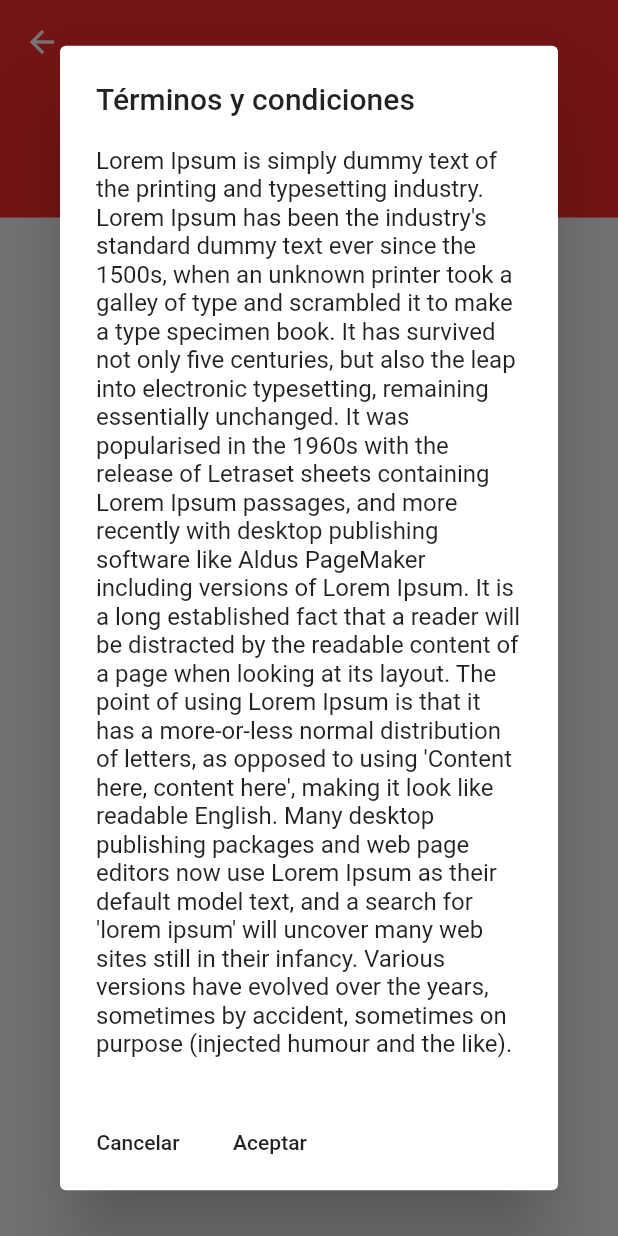
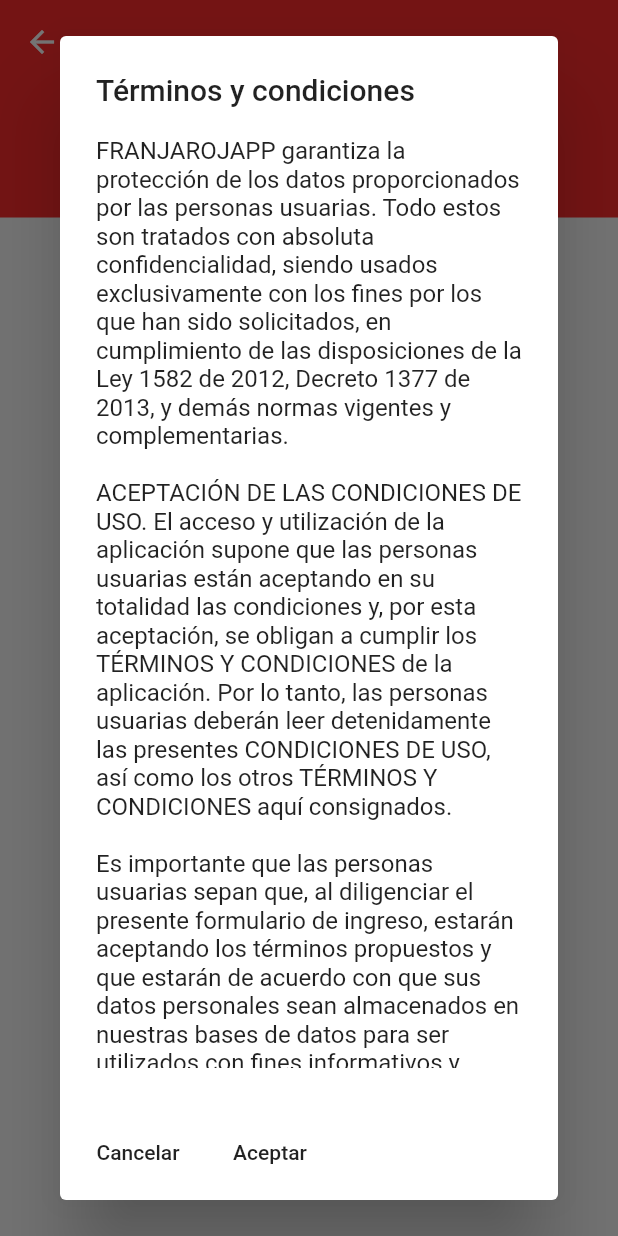
Before and after one commit to diegojuan2104/FranjaRojapp, a Flutter app: the Register screen opened by its route, after a tap on "Términos y condiciones", on a phone screen of 412 x 824 dp. Run offline on Flutter 3.47's test engine with Material 2 defaults, Android fonts, the phone set to English and light mode, and no system bars; our stand-ins replace cloud_firestore, firebase_auth, firebase_core, flutter_spinkit, google_sign_in; accounts and stored records are empty.

```diff
--- a/lib/constants/constants.dart
+++ b/lib/constants/constants.dart
@@ -1,4 +1,6 @@
+import 'package:cloud_firestore/cloud_firestore.dart';
 import 'package:flutter/material.dart';
+import 'package:franja_rojapp/services/auth.dart';
 
 simpleAlert(context, title, text){
    showDialog(
@@ -18,6 +20,16 @@ simpleAlert(context, title, text){
               ],
             ));
 }
+String terminos_y_condiciones = ("""FRANJAROJAPP garantiza la protección de los datos proporcionados por las personas usuarias. Todo estos son tratados con absoluta confidencialidad, siendo usados exclusivamente con los fines por los que han sido solicitados, en cumplimiento de las disposiciones de la Ley 1582 de 2012, Decreto 1377 de 2013, y demás normas vigentes y complementarias. \n
+ACEPTACIÓN DE LAS CONDICIONES DE USO. El acceso y utilización de la aplicación supone que las personas usuarias están aceptando en su totalidad las condiciones y, por esta aceptación, se obligan a cumplir los TÉRMINOS Y CONDICIONES de la aplicación. Por lo tanto, las personas usuarias deberán leer detenidamente las presentes CONDICIONES DE USO, así como los otros TÉRMINOS Y CONDICIONES aquí consignados.\n
+Es importante que las personas usuarias sepan que, al diligenciar el presente formulario de ingreso, estarán aceptando los términos propuestos y que estarán de acuerdo con que sus datos personales sean almacenados en nuestras bases de datos para ser utilizados con fines informativos y divulgativos, conservando el anonimato de quienes los proporcionaron. \n
+FRANJAROJAPP se reserva el derecho de actualizar, modificar o eliminar los presentes términos y condiciones. Si esto sucede, oportunamente se notificará a las personas usuarias de la aplicación para que acepten nuevamente, y en su totalidad los términos y condiciones. \n
+CONDICIONES DE USO DE LA APLICACIÓN. Desde un principio es necesario aclarar que esta aplicación es para el uso exclusivo de la comunidad Universidad de Medellín.\n
+Las personas usuarias se obligan a darle buen uso de la aplicación FRANJAROJAPP, esto de acuerdo a los establecido en la legislación vigente, el orden público y la buena fe. Así mismo, las personas usuarias se comprometen a no utilizar la aplicación FRANJAROJAPP con fines fraudulentos y contrarios a sus propósitos fundamentales. Las personas usuarias también se comprometen a no realizar ninguna conducta que pueda afectar la imagen, los intereses y los derechos de imagen, explotación y fundamentales la aplicación FRANJAROJAPP; esto incluye a otras personas usuarias y a terceros.\n
+Las personas usuarias se comprometen a no realizar acto alguno que dañe, afecte o inhabilite el buen funcionamiento de la aplicación FRANJAROJAPP. \n
+PROPIEDAD INTELECTUAL. Todo el material informático, material gráfico, material fotográfico, multimedia y de diseño, así como todos los contenidos (por ejemplo, textos, bases de datos puestos a su disposición en esta aplicación, entre otros), están protegidos por los derechos que protegen la propiedad intelectual y los derechos de autor regulados en el artículo 671 de Código Civil Colombiano, la Ley 23 de 1982, la Ley 44 de 1993 y demás normas vigentes y complementarias.\n
+SEGURIDAD. La aplicación FRANJAROJAPP está comprometida con la íntegra protección de la seguridad de los datos proporcionados por todas las personas usuarias. Contamos con mecanismo de seguridad que garantizan la protección de la información personal. Asimismo, se garantiza que el acceso a estos datos corresponde, únicamente, al personal y sistemas autorizados.\n
+""");
 
 extension EmailValidator on String {
   bool isValidEmail() {
--- a/lib/screens/authentication/login.dart
+++ b/lib/screens/authentication/login.dart
@@ -327,7 +327,7 @@ class _LoginState extends State<Login> {
               content: SingleChildScrollView(
                   child: Container(
                       child: Text(
-                "Lorem Ipsum is simply dummy text of the printing and typesetting industry. Lorem Ipsum has been the industry's standard dummy text ever since the 1500s, when an unknown printer took a galley of type and scrambled it to make a type specimen book. It has survived not only five centuries, but also the leap into electronic typesetting, remaining essentially unchanged. It was popularised in the 1960s with the release of Letraset sheets containing Lorem Ipsum passages, and more recently with desktop publishing software like Aldus PageMaker including versions of Lorem Ipsum. It is a long established fact that a reader will be distracted by the readable content of a page when looking at its layout. The point of using Lorem Ipsum is that it has a more-or-less normal distribution of letters, as opposed to using 'Content here, content here', making it look like readable English. Many desktop publishing packages and web page editors now use Lorem Ipsum as their default model text, and a search for 'lorem ipsum' will uncover many web sites still in their infancy. Various versions have evolved over the years, sometimes by accident, sometimes on purpose (injected humour and the like).",
+                terminos_y_condiciones,
               ))),
               actions: [
                 Row(
--- a/lib/screens/authentication/register.dart
+++ b/lib/screens/authentication/register.dart
@@ -286,7 +286,7 @@ class _RegisterState extends State<Register> {
               content: SingleChildScrollView(
                   child: Container(
                       child: Text(
-                "Lorem Ipsum is simply dummy text of the printing and typesetting industry. Lorem Ipsum has been the industry's standard dummy text ever since the 1500s, when an unknown printer took a galley of type and scrambled it to make a type specimen book. It has survived not only five centuries, but also the leap into electronic typesetting, remaining essentially unchanged. It was popularised in the 1960s with the release of Letraset sheets containing Lorem Ipsum passages, and more recently with desktop publishing software like Aldus PageMaker including versions of Lorem Ipsum. It is a long established fact that a reader will be distracted by the readable content of a page when looking at its layout. The point of using Lorem Ipsum is that it has a more-or-less normal distribution of letters, as opposed to using 'Content here, content here', making it look like readable English. Many desktop publishing packages and web page editors now use Lorem Ipsum as their default model text, and a search for 'lorem ipsum' will uncover many web sites still in their infancy. Various versions have evolved over the years, sometimes by accident, sometimes on purpose (injected humour and the like).",
+                        terminos_y_condiciones
               ))),
               actions: [
                 Row(
--- a/lib/screens/initial_screens/splash_screen.dart
+++ b/lib/screens/initial_screens/splash_screen.dart
@@ -22,9 +22,11 @@ class _SplashScreeenState extends State<SplashScreeen> {
       mainAxisAlignment: MainAxisAlignment.center,
       children: <Widget>[
         FractionallySizedBox(
+          widthFactor: .7,
           child: ClipRRect(
             borderRadius: BorderRadius.circular(8.0),
             child: Image.asset(
+
               "assets/images/FranjaRojapp_logo_blanco.png",
             ),
           ),
--- a/lib/screens/main.dart
+++ b/lib/screens/main.dart
@@ -1,6 +1,7 @@
 import 'package:flutter/material.dart';
 import 'package:franja_rojapp/screens/authentication/register.dart';
 import 'package:franja_rojapp/screens/authentication/reset_password.dart';
+import 'package:franja_rojapp/screens/avatar.dart';
 import 'package:franja_rojapp/screens/home.dart';
 import 'package:franja_rojapp/screens/initial_screens/big_button_page.dart';
 import 'package:franja_rojapp/screens/authentication/login.dart';
@@ -73,6 +74,8 @@ class MyApp extends StatelessWidget {
                   return Home();
                 case "/reset_password":
                   return ResetPassword();
+                case "/avatar":
+                  return Avatar();
               }
             });
           }),
```
Also changed, not shown: lib/screens/avatar.dart (added, +43 -0 lines), lib/screens/home.dart (+25 -18 lines), lib/services/database.dart (+33 -3 lines).
